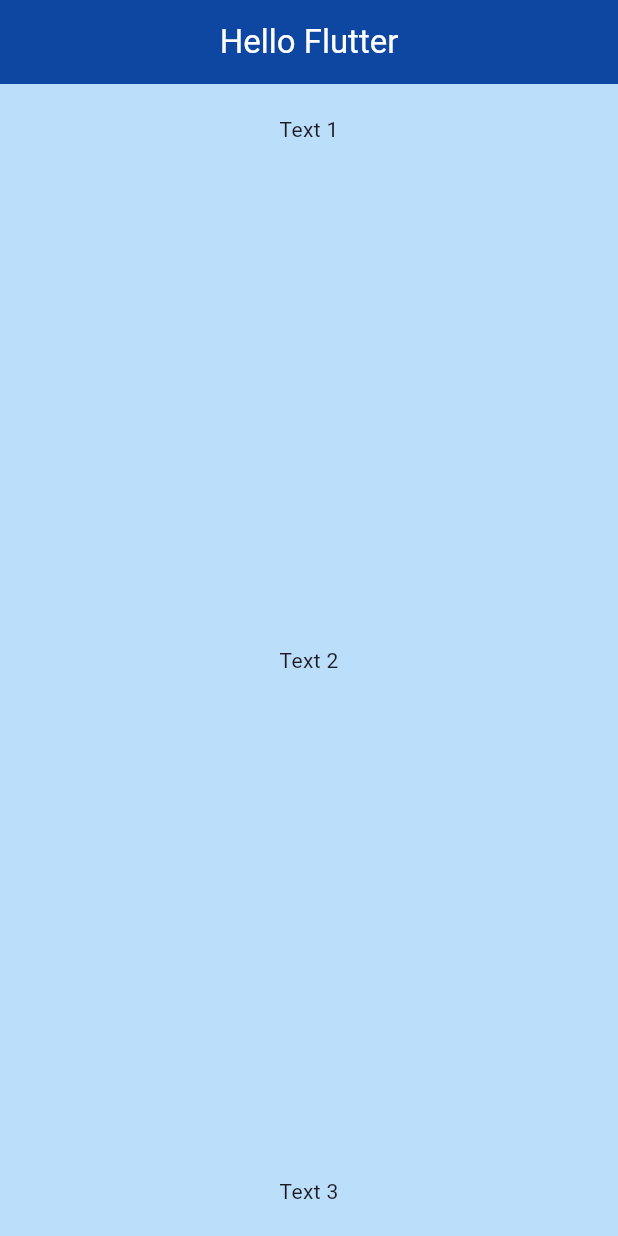
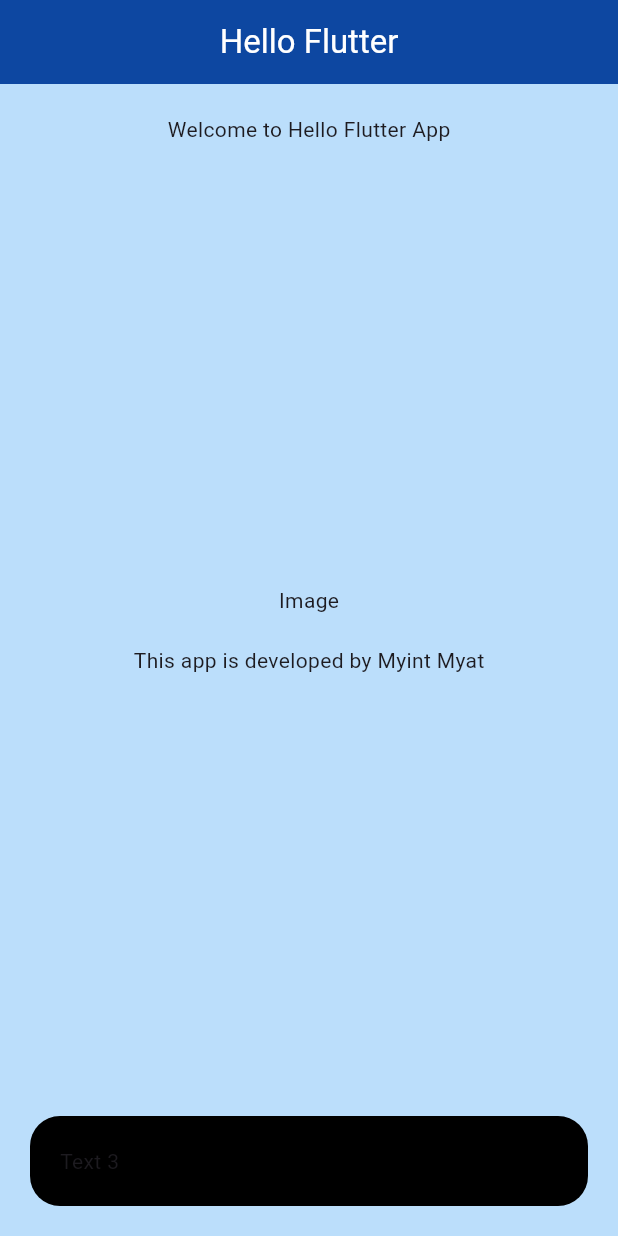
Before and after one commit to Myatty/Hello-Flutter, a Flutter app: the screen it shows after launch, on a phone screen of 412 x 824 dp. Run offline on Flutter 3.47's test engine with Material 3 defaults, Android fonts, the phone set to English and light mode, and no system bars.

Commit message:
Wrapping and styling

```diff
--- a/lib/main.dart
+++ b/lib/main.dart
@@ -28,7 +28,25 @@ class MyApp extends StatelessWidget {
           child: Column(
             mainAxisAlignment: MainAxisAlignment.spaceBetween,
             crossAxisAlignment: CrossAxisAlignment.center,
-            children: [Text("Text 1"), Text("Text 2"), Text("Text 3")],
+            children: [
+              Text("Welcome to Hello Flutter App"),
+              Column(
+                children: [
+                  Text("Image"),
+                  SizedBox(
+                    height: 20,
+                  ),
+                  Text("This app is developed by Myint Myat"),
+                ],
+              ),
+              Container(
+                  padding: EdgeInsets.all(20),
+                  width: double.infinity,
+                  decoration: BoxDecoration(
+                      color: Colors.black,
+                      borderRadius: BorderRadius.circular(20)),
+                  child: Text("Text 3"))
+            ],
           ),
         ),
       ),
```
